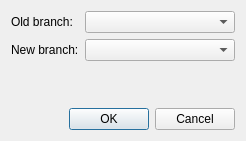
Old version of the form src/dialogs/selectbranchestodiffdialog.ui in the repository HamedMasafi/GitKlient.
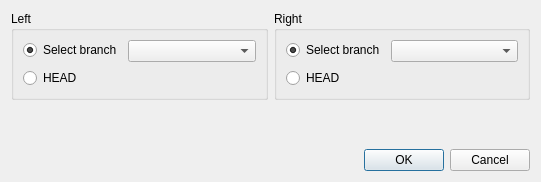
New version of the form. Icons and pictures are not drawn.

The edit to the form file:
```diff
--- a/src/dialogs/selectbranchestodiffdialog.ui
+++ b/src/dialogs/selectbranchestodiffdialog.ui
@@ -6,8 +6,8 @@
    <rect>
     <x>0</x>
     <y>0</y>
-    <width>246</width>
-    <height>141</height>
+    <width>541</width>
+    <height>182</height>
    </rect>
   </property>
   <property name="windowTitle">
@@ -18,27 +18,65 @@
   </property>
   <layout class="QVBoxLayout" name="verticalLayout">
    <item>
-    <layout class="QFormLayout" name="formLayout">
-     <item row="0" column="0">
-      <widget class="QLabel" name="label">
-       <property name="text">
-        <string>Old branch:</string>
+    <layout class="QHBoxLayout" name="horizontalLayout">
+     <item>
+      <widget class="QGroupBox" name="groupBox">
+       <property name="title">
+        <string>Left</string>
        </property>
+       <layout class="QFormLayout" name="formLayout_2">
+        <item row="0" column="0">
+         <widget class="QRadioButton" name="radioButtonSelectLeftBranch">
+          <property name="text">
+           <string>Select branch</string>
+          </property>
+          <property name="checked">
+           <bool>true</bool>
+          </property>
+         </widget>
+        </item>
+        <item row="0" column="1">
+         <widget class="QComboBox" name="comboBoxOldBranch"/>
+        </item>
+        <item row="1" column="0">
+         <widget class="QRadioButton" name="radioButtonLeftIsHead">
+          <property name="text">
+           <string>HEAD</string>
+          </property>
+         </widget>
+        </item>
+       </layout>
       </widget>
      </item>
-     <item row="0" column="1">
-      <widget class="QComboBox" name="comboBoxOldBranch"/>
-     </item>
-     <item row="1" column="0">
-      <widget class="QLabel" name="label_2">
-       <property name="text">
-        <string>New branch:</string>
+     <item>
+      <widget class="QGroupBox" name="groupBox_2">
+       <property name="title">
+        <string>Right</string>
        </property>
+       <layout class="QFormLayout" name="formLayout">
+        <item row="0" column="0">
+         <widget class="QRadioButton" name="radioButtonSelectRightBranch">
+          <property name="text">
+           <string>Select branch</string>
+          </property>
+          <property name="checked">
+           <bool>true</bool>
+          </property>
+         </widget>
+        </item>
+        <item row="0" column="1">
+         <widget class="QComboBox" name="comboBoxNewBranch"/>
+        </item>
+        <item row="1" column="0">
+         <widget class="QRadioButton" name="radioButtonRightIsHead">
+          <property name="text">
+           <string>HEAD</string>
+          </property>
+         </widget>
+        </item>
+       </layout>
       </widget>
      </item>
-     <item row="1" column="1">
-      <widget class="QComboBox" name="comboBoxNewBranch"/>
-     </item>
     </layout>
    </item>
    <item>
```
Left out of the diff: 41 changed lines with no effect on the pictures.
